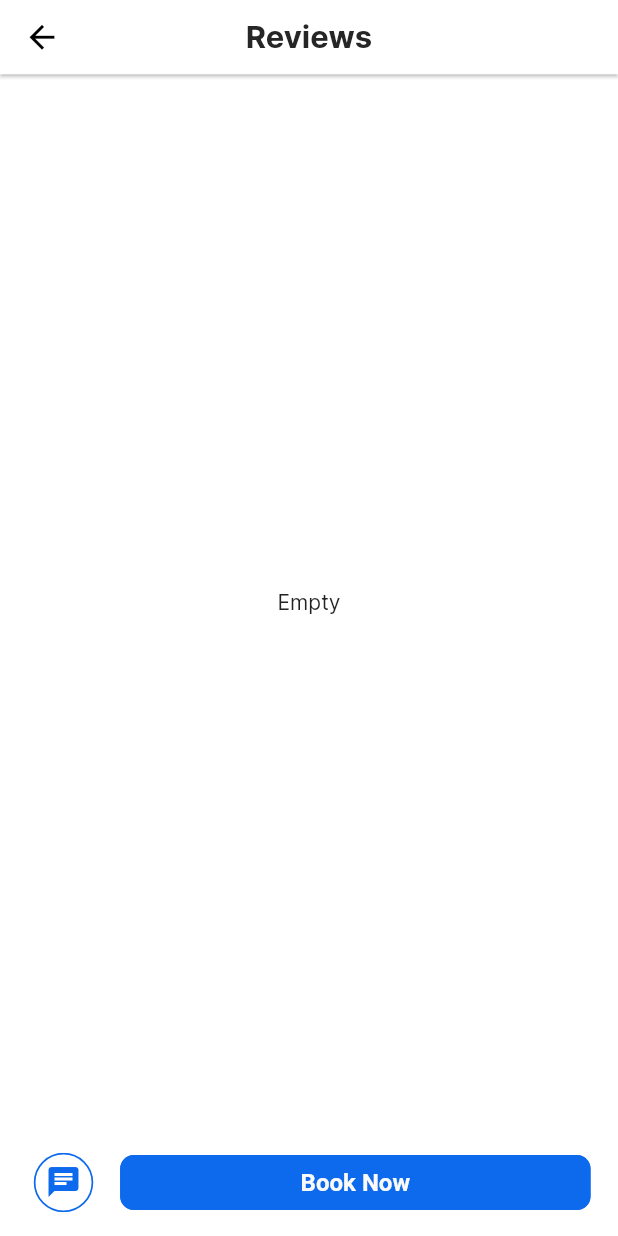
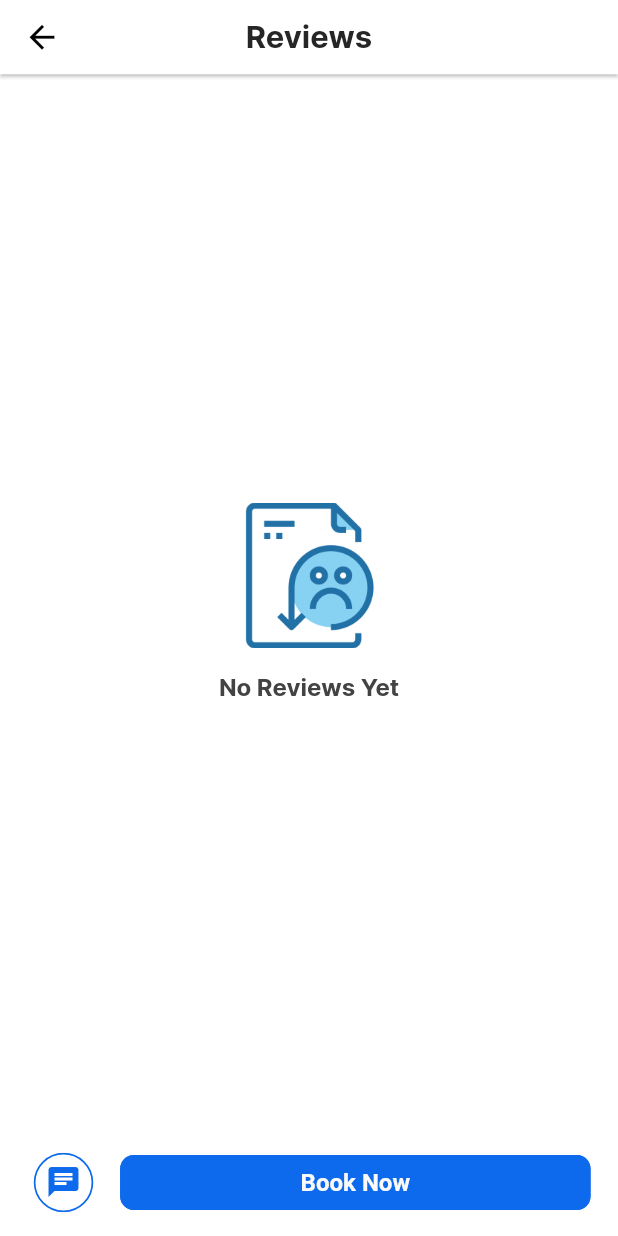
Before and after one commit to Office-Booking-Capstone-Kelompok-8/Office-Booking-Flutter, a Flutter app: the RatingBuilding screen opened by its route, on a phone screen of 412 x 824 dp. Run offline on Flutter 3.47's test engine with Material 2 defaults, Android fonts, the phone set to English and light mode, and no system bars; our stand-ins replace dio, dropdown_textfield, file_picker, flutter_rating_bar, flutter_screenutil, flutter_smart_dialog and 3 more; accounts and stored records are empty.

Commit message:
add sorting review

```diff
--- a/lib/screen/building/rating_building.dart
+++ b/lib/screen/building/rating_building.dart
@@ -9,6 +9,7 @@ import 'package:provider/provider.dart';
 import 'package:url_launcher/url_launcher.dart';
 
 import '../../provider/building_provider.dart';
+import '../../utils/constant/app_text_style.dart';
 import '../components/button_component.dart';
 import '../components/rating_list_component.dart';
 
@@ -101,7 +102,7 @@ class RatingBuilding extends StatelessWidget {
                       ),
                       DropdownButtonHideUnderline(
                         child: DropdownButton(
-                          value: 'latest',
+                          value: provider.isAsc ? 'latest' : 'older',
                           style: TextStyle(
                               fontSize: 12.sp,
                               fontWeight: FontWeight.bold,
@@ -122,7 +123,9 @@ class RatingBuilding extends StatelessWidget {
                               child: Text('Older'),
                             ),
                           ],
-                          onChanged: (value) {},
+                          onChanged: (value) {
+                            provider.sortReview();
+                          },
                         ),
                       )
                     ],
@@ -142,8 +145,24 @@ class RatingBuilding extends StatelessWidget {
                 ],
               ),
             )
-          : const Center(
-              child: Text('Empty'),
+          : Center(
+              child: Column(
+                mainAxisAlignment: MainAxisAlignment.center,
+                children: [
+                  SizedBox(
+                      height: 98.h,
+                      width: 98.w,
+                      child:
+                          Image.asset('assets/images/reservation_empty.png')),
+                  SizedBox(
+                    height: 16.h,
+                  ),
+                  Text(
+                    'No Reviews Yet',
+                    style: detailFormStyle,
+                  ),
+                ],
+              ),
             ),
     );
   }
```
Also changed, not shown: lib/provider/building_provider.dart (+19 -0 lines).
